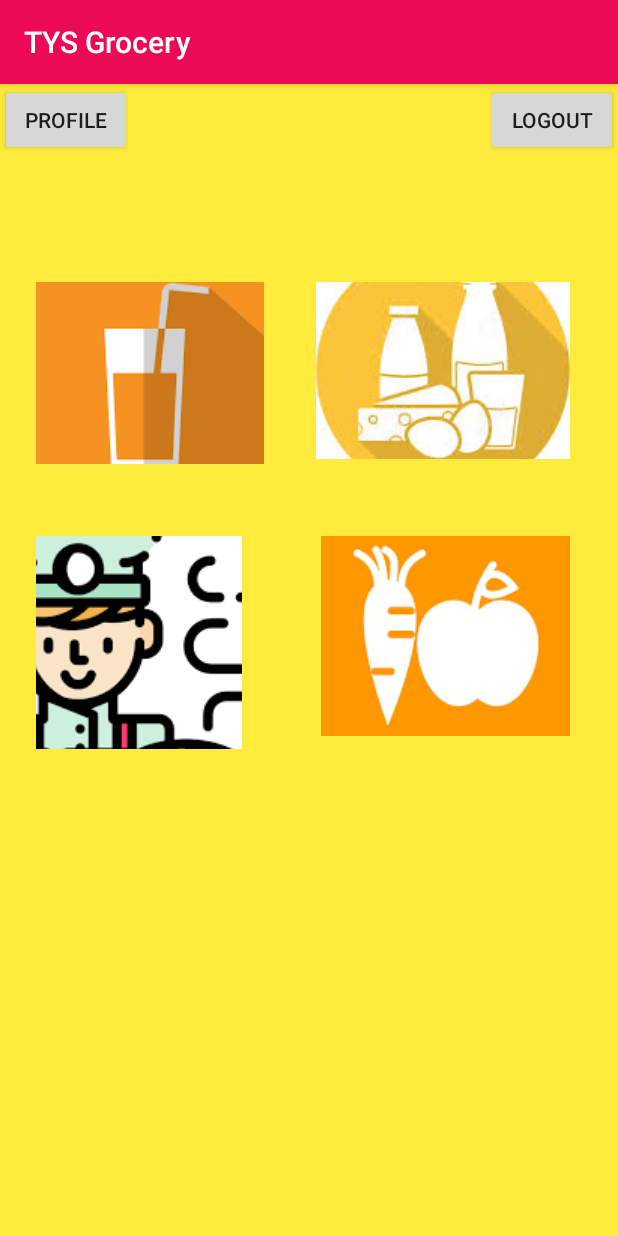
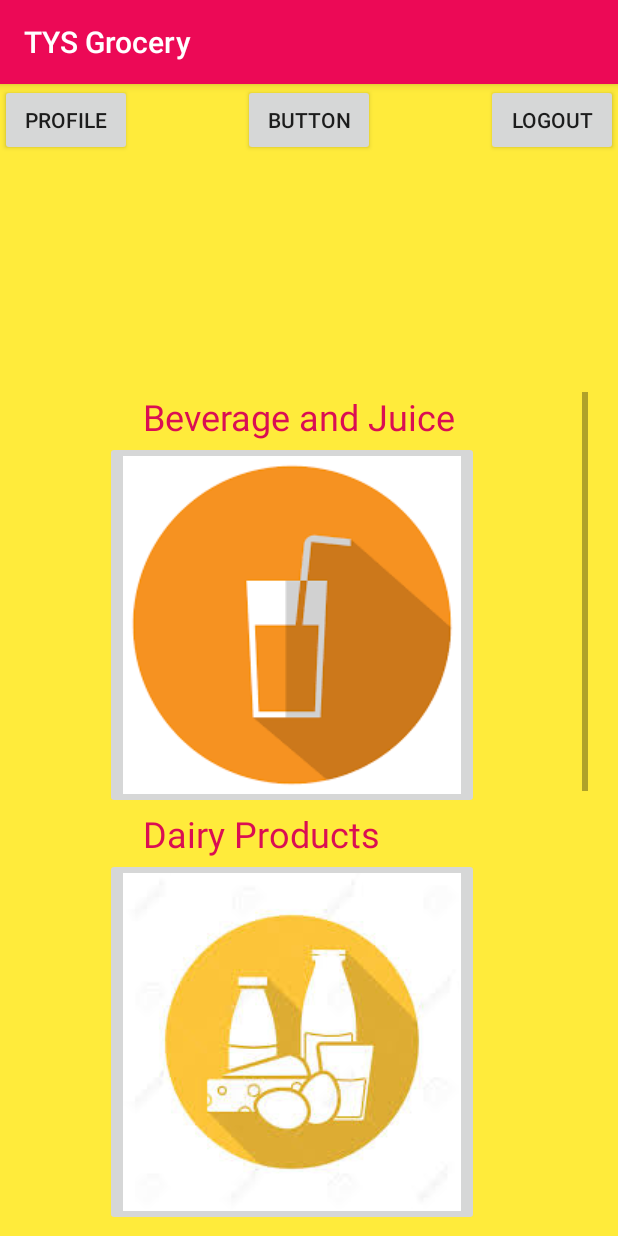
Before and after one commit to taru2001/Droidrush2020, an Android app: the userHome screen opened directly, with no data from a screen before it, on a phone screen of 412 x 824 dp. Run offline under Robolectric (Android 15) with nearby library versions, the phone set to English and light mode, and no system bars; our stand-ins replace Firebase (no records; nobody signed in at launch, a user with empty details on screens opened directly); Roboto replaces fonts that are not available here.

Commit message:
upload product

```diff
--- a/droidrush/app/src/main/AndroidManifest.xml
+++ b/droidrush/app/src/main/AndroidManifest.xml
@@ -9,7 +9,8 @@
         android:roundIcon="@mipmap/ic_launcher_round"
         android:supportsRtl="true"
         android:theme="@style/AppTheme">
-        <activity android:name=".Profile"></activity>
+        <activity android:name=".Upload"></activity>
+        <activity android:name=".Profile" />
         <activity android:name=".userHome" />
         <activity android:name=".login" />
         <activity android:name=".register" />
--- a/droidrush/app/src/main/java/com/example/tysgrocery/Profile.java
+++ b/droidrush/app/src/main/java/com/example/tysgrocery/Profile.java
@@ -33,7 +33,7 @@ public class Profile extends AppCompatActivity {
 
         name = findViewById(R.id.name);
         usrname = findViewById(R.id.user_name);
-        phone = findViewById(R.id.phone);
+        phone = findViewById(R.id.price);
         email = findViewById(R.id.email);
         logout = findViewById(R.id.logout);
 
--- a/droidrush/app/src/main/java/com/example/tysgrocery/register.java
+++ b/droidrush/app/src/main/java/com/example/tysgrocery/register.java
@@ -17,8 +17,6 @@ import com.google.android.gms.tasks.OnSuccessListener;
 import com.google.android.gms.tasks.Task;
 import com.google.firebase.auth.AuthResult;
 import com.google.firebase.auth.FirebaseAuth;
-import com.google.firebase.database.FirebaseDatabase;
-import com.google.firebase.database.core.Tag;
 import com.google.firebase.firestore.DocumentReference;
 import com.google.firebase.firestore.FirebaseFirestore;
 
@@ -44,7 +42,7 @@ public class register extends AppCompatActivity {
 
         name = findViewById(R.id.name);
         user_name = findViewById(R.id.usr_name);
-        phone = findViewById(R.id.phone);
+        phone = findViewById(R.id.price);
         email = findViewById(R.id.regemail);
         password = findViewById(R.id.regpassword);
         confirm_password = findViewById(R.id.regcpassword);
--- a/droidrush/app/src/main/java/com/example/tysgrocery/userHome.java
+++ b/droidrush/app/src/main/java/com/example/tysgrocery/userHome.java
@@ -15,6 +15,7 @@ public class userHome extends AppCompatActivity {
 
     private Button logout;
     private Button profile;
+    Button button;
     ImageButton bev,dairy,bakery,fruits;
 
 
@@ -29,6 +30,7 @@ public class userHome extends AppCompatActivity {
         dairy = findViewById(R.id.dairy);
         bakery = findViewById(R.id.bakery);
         fruits = findViewById(R.id.fruits);
+        button = findViewById(R.id.button);
 
         logout.setOnClickListener(new View.OnClickListener() {
             @Override
@@ -46,6 +48,14 @@ public class userHome extends AppCompatActivity {
                 Toast.makeText(userHome.this, "Profile", Toast.LENGTH_SHORT).show();
 //                startActivity(new Intent(userHome.this,Profile.class));
                 startActivity(new Intent(getApplicationContext(),Profile.class));
+                finish();
+            }
+        });
+
+        button.setOnClickListener(new View.OnClickListener() {
+            @Override
+            public void onClick(View v) {
+                startActivity((new Intent(userHome.this, Upload.class)));
                 finish();
             }
         });
--- a/droidrush/app/src/main/res/layout/activity_profile.xml
+++ b/droidrush/app/src/main/res/layout/activity_profile.xml
@@ -16,7 +16,7 @@
         app:layout_constraintEnd_toEndOf="parent"
         app:layout_constraintHorizontal_bias="0.498"
         app:layout_constraintStart_toStartOf="parent"
-        app:layout_constraintTop_toBottomOf="@+id/phone" />
+        app:layout_constraintTop_toBottomOf="@+id/price" />
 
     <ImageView
         android:id="@+id/imageView2"
@@ -75,7 +75,7 @@
         app:layout_constraintTop_toBottomOf="@+id/user_name" />
 
     <TextView
-        android:id="@+id/phone"
+        android:id="@+id/price"
         android:layout_width="269dp"
         android:layout_height="28dp"
         android:layout_marginTop="28dp"
--- a/droidrush/app/src/main/res/layout/activity_register.xml
+++ b/droidrush/app/src/main/res/layout/activity_register.xml
@@ -20,7 +20,7 @@
         app:layout_constraintTop_toBottomOf="@+id/textView2" />
 
     <EditText
-        android:id="@+id/phone"
+        android:id="@+id/price"
         android:layout_width="wrap_content"
         android:layout_height="wrap_content"
         android:layout_marginTop="88dp"
@@ -41,7 +41,7 @@
         android:inputType="textEmailAddress"
         app:layout_constraintEnd_toEndOf="parent"
         app:layout_constraintStart_toStartOf="parent"
-        app:layout_constraintTop_toBottomOf="@+id/phone" />
+        app:layout_constraintTop_toBottomOf="@+id/price" />
 
     <EditText
         android:id="@+id/regpassword"
--- a/droidrush/app/src/main/res/layout/activity_user_home.xml
+++ b/droidrush/app/src/main/res/layout/activity_user_home.xml
@@ -23,48 +23,111 @@
         app:layout_constraintStart_toStartOf="parent"
         app:layout_constraintTop_toTopOf="parent" />
 
+    <ScrollView
+        android:layout_width="372dp"
+        android:layout_height="608dp"
+        android:layout_marginTop="250sp"
+        app:layout_constraintBottom_toBottomOf="parent"
+        app:layout_constraintEnd_toEndOf="parent"
+        app:layout_constraintStart_toStartOf="parent"
+        app:layout_constraintTop_toTopOf="parent">
 
+        <LinearLayout
+            android:layout_width="match_parent"
+            android:layout_height="wrap_content"
+            android:orientation="vertical">
+
+            <TextView
+                android:id="@+id/textView5"
+                android:layout_width="match_parent"
+                android:layout_height="wrap_content"
+                android:text="Beverage and Juice"
+                android:layout_marginLeft="75sp"
+                android:textColor="#DA0E53"
+                android:textSize="24sp" />
 
             <ImageButton
                 android:id="@+id/Beverage"
-        android:layout_width="152dp"
-        android:layout_height="121dp"
-        android:layout_marginStart="24dp"
-        android:layout_marginLeft="24dp"
-        android:layout_marginTop="132dp"
-        app:layout_constraintStart_toStartOf="parent"
-        app:layout_constraintTop_toTopOf="parent"
+                android:layout_width="wrap_content"
+                android:layout_height="wrap_content"
+                android:layout_marginLeft="50sp"
                 app:srcCompat="@drawable/bevjuice" />
+
+            <TextView
+                android:id="@+id/textView6"
+                android:layout_width="match_parent"
+                android:layout_height="wrap_content"
+                android:layout_marginLeft="75sp"
+                android:textColor="#DA0E53"
+                android:textSize="24sp"
+                android:text="Dairy Products" />
 
             <ImageButton
                 android:id="@+id/dairy"
-        android:layout_width="169dp"
-        android:layout_height="118dp"
-        android:layout_marginEnd="32dp"
-        android:layout_marginRight="32dp"
-        app:layout_constraintEnd_toEndOf="parent"
-        app:layout_constraintTop_toTopOf="@+id/Beverage"
+                android:layout_width="wrap_content"
+                android:layout_height="wrap_content"
+                android:layout_marginLeft="50sp"
                 app:srcCompat="@drawable/dairy" />
+
+            <TextView
+                android:id="@+id/textView7"
+                android:layout_width="match_parent"
+                android:layout_height="wrap_content"
+                android:layout_marginLeft="75sp"
+                android:textColor="#DA0E53"
+                android:textSize="24sp"
+                android:text="Bakery Products" />
 
             <ImageButton
                 android:id="@+id/bakery"
-        android:layout_width="137dp"
-        android:layout_height="142dp"
-        android:layout_marginStart="24dp"
-        android:layout_marginLeft="24dp"
-        android:layout_marginTop="48dp"
-        app:layout_constraintStart_toStartOf="parent"
-        app:layout_constraintTop_toBottomOf="@+id/Beverage"
+                android:layout_width="wrap_content"
+                android:layout_height="wrap_content"
+                android:layout_marginLeft="50sp"
                 app:srcCompat="@drawable/bakery" />
+
+            <TextView
+                android:id="@+id/textView8"
+                android:layout_width="match_parent"
+                android:layout_height="wrap_content"
+                android:layout_marginLeft="75sp"
+                android:textColor="#DA0E53"
+                android:textSize="24sp"
+                android:text="Fruits and Vegetables" />
 
             <ImageButton
                 android:id="@+id/fruits"
-        android:layout_width="166dp"
-        android:layout_height="133dp"
-        android:layout_marginEnd="32dp"
-        android:layout_marginRight="32dp"
-        app:layout_constraintEnd_toEndOf="parent"
-        app:layout_constraintTop_toTopOf="@+id/bakery"
+                android:layout_width="239dp"
+                android:layout_height="wrap_content"
+                android:layout_marginLeft="50sp"
                 app:srcCompat="@drawable/fruits" />
 
+            <TextView
+                android:id="@+id/textView9"
+                android:layout_width="match_parent"
+                android:layout_height="wrap_content"
+                android:layout_marginLeft="75sp"
+                android:textColor="#DA0E53"
+                android:textSize="24sp"
+                android:text="Cleaning Products" />
+
+            <ImageButton
+                android:id="@+id/cleaners"
+                android:layout_width="wrap_content"
+                android:layout_height="wrap_content"
+                android:layout_marginLeft="50sp"
+                app:srcCompat="@drawable/cleaners" />
+
+        </LinearLayout>
+    </ScrollView>
+
+    <Button
+        android:id="@+id/button"
+        android:layout_width="wrap_content"
+        android:layout_height="wrap_content"
+        android:text="Button"
+        app:layout_constraintEnd_toStartOf="@+id/logout"
+        app:layout_constraintStart_toEndOf="@+id/profile"
+        app:layout_constraintTop_toTopOf="parent" />
+
+
 </androidx.constraintlayout.widget.ConstraintLayout>
```
Also changed, not shown: droidrush/app/src/main/java/com/example/tysgrocery/Upload.java (added, +76 -0 lines), droidrush/app/src/main/res/layout/activity_upload.xml (added, +79 -0 lines). Lines whose indentation alone changed are shown as unchanged.
